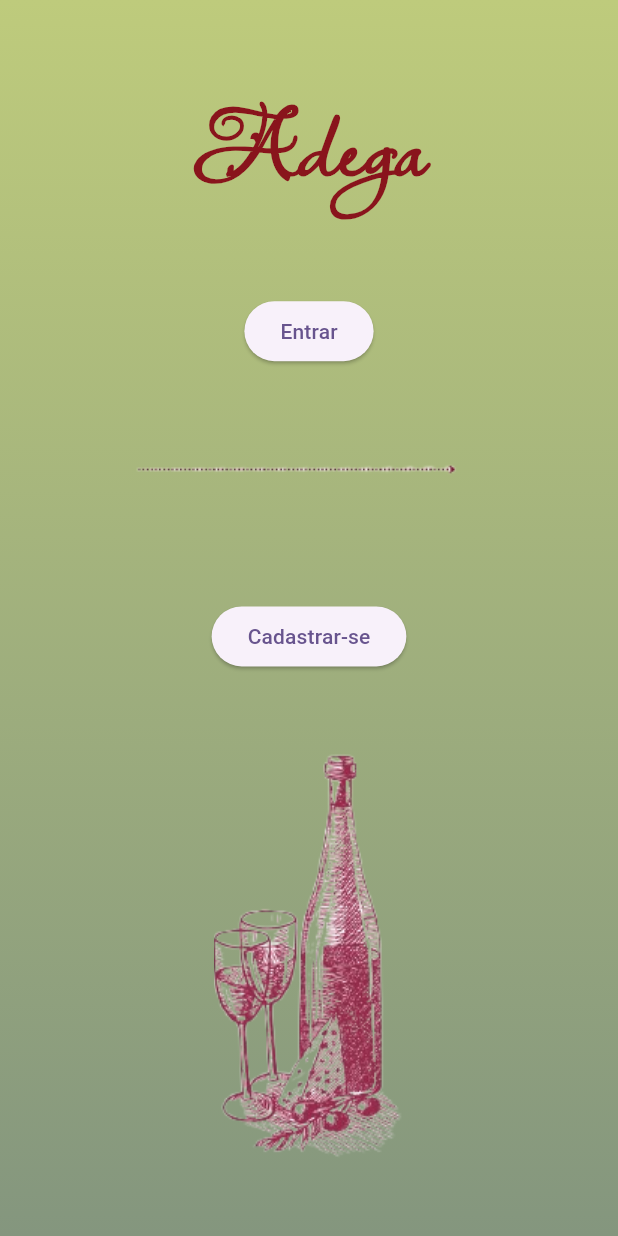
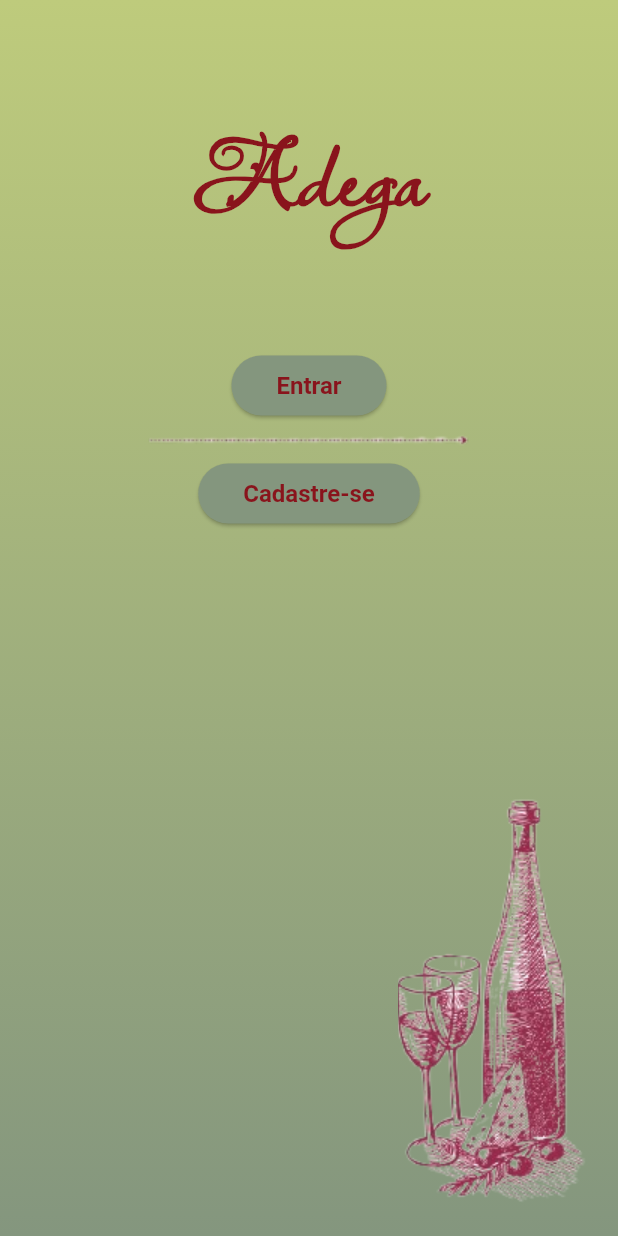
Before and after one commit to HelenaPetruz/app_adega, a Flutter app: the screen it shows after launch, on a phone screen of 412 x 824 dp. Run offline on Flutter 3.47's test engine with Material 3 defaults, Android fonts, the light colour scheme and no system bars.

Commit message:
botoes tela de carregamento

```diff
--- a/app_adega/lib/screens/carregamento.dart
+++ b/app_adega/lib/screens/carregamento.dart
@@ -1,5 +1,6 @@
 import 'package:app_adega/theme/fontes.dart';
 import 'package:app_adega/theme/imagens.dart';
+import 'package:app_adega/widgets/btn1.dart';
 import 'package:app_adega/widgets/plano_fundo.dart';
 import 'package:flutter/material.dart';
 
@@ -15,21 +16,37 @@ class _CarregamentoState extends State<Carregamento> {
   Widget build(BuildContext context) {
     return Scaffold(
       body: PlanoFundo(
-        child: Center(
-          child: Column(
-            mainAxisAlignment: MainAxisAlignment.spaceBetween,
-            children: [
-              Text("Adega", style: Fontes.titulo),
+        child: Stack(
+          children: [
+            Center(
+              child: Column(
+                mainAxisAlignment: MainAxisAlignment.start,
 
-              ElevatedButton(onPressed: () {}, child: Text("Entrar")),
+                children: [
+                  Padding(
+                    padding: EdgeInsetsGeometry.only(top: 50, bottom: 70),
+                    child: Text("Adega", style: Fontes.titulo),
+                  ),
 
-              Image.asset(Imagens.setaCarregamento),
+                  Column(
+                    mainAxisSize: MainAxisSize.min,
+                    children: [
+                      Btn1(label: 'Entrar', onPressed: () {}),
+                      const SizedBox(height: 1),
+                      Image.asset(Imagens.setaCarregamento),
+                      const SizedBox(height: 1),
+                      Btn1(label: 'Cadastre-se', onPressed: () {}),
+                    ],
+                  ),
+                ],
+              ),
+            ),
 
-              ElevatedButton(onPressed: () {}, child: Text("Cadastrar-se")),
-
-              Image.asset(Imagens.garrafaCarregamento),
-            ],
-          ),
+            Align(
+              alignment: Alignment.bottomRight,
+              child: Image.asset(Imagens.garrafaCarregamento),
+            ),
+          ],
         ),
       ),
     );
--- a/app_adega/lib/theme/botoes.dart
+++ b/app_adega/lib/theme/botoes.dart
@@ -1,5 +1,12 @@
+import 'package:app_adega/theme/cores.dart';
 import 'package:flutter/material.dart';
 
 class Botoes {
-  static const ElevatedButton btn1
+  static final ButtonStyle btn1 = ElevatedButton.styleFrom(
+    backgroundColor: Cores.verdeCinza,
+    foregroundColor: Cores.tintoEscuro,
+    padding: const EdgeInsets.symmetric(horizontal: 30, vertical: 10),
+    shape: RoundedRectangleBorder(borderRadius: BorderRadius.circular(20)),
+    textStyle: const TextStyle(fontSize: 16, fontWeight: FontWeight.bold),
+  );
 }
--- /dev/null
+++ b/app_adega/lib/widgets/btn1.dart
@@ -0,0 +1,17 @@
+import 'package:flutter/material.dart';
+import '../theme/botoes.dart';
+
+class Btn1 extends StatelessWidget {
+  final String label;
+  final VoidCallback? onPressed;
+  const Btn1({super.key, required this.label, this.onPressed});
+
+  @override
+  Widget build(BuildContext context) {
+    return ElevatedButton(
+      style: Botoes.btn1,
+      onPressed: onPressed,
+      child: Text(label),
+    );
+  }
+}
--- a/app_adega/lib/widgets/plano_fundo.dart
+++ b/app_adega/lib/widgets/plano_fundo.dart
@@ -8,7 +8,7 @@ class PlanoFundo extends StatelessWidget {
   @override
   Widget build(BuildContext context) {
     return Container(
-      padding: EdgeInsets.fromLTRB(20, 50, 20, 50),
+      padding: EdgeInsets.fromLTRB(20, 20, 20, 20),
       width: double.infinity,
       height: double.infinity,
       decoration: BoxDecoration(gradient: Fundos.backgroundGreen),
```
Also changed, not shown: app_adega/assets/images/seta_inicio.png.
